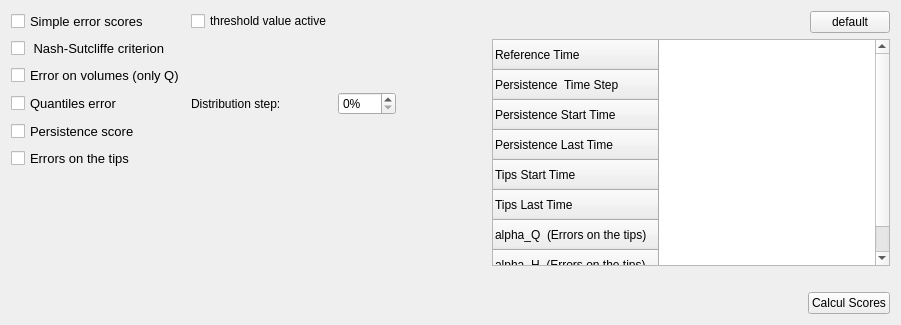
First picture: the form in ui/scores/ui_parametre.ui, repository Artelia/Mascaret, before the edit.
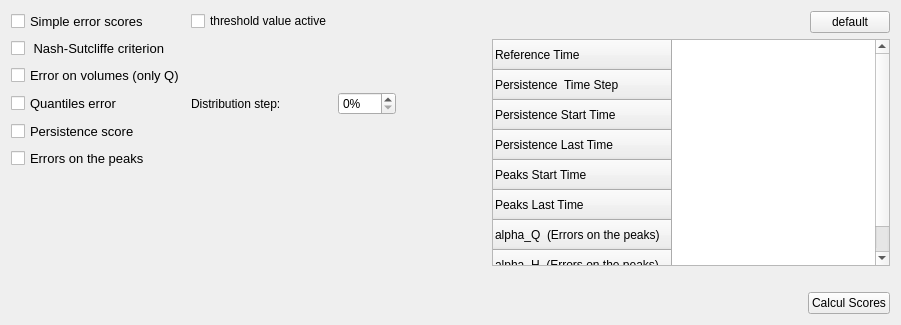
Second picture: the form after the edit.

Commit message:
adding the  Change Enable/DisEnable for persistance and peaks
change text : tips to peakes
fixed time bug in scores

```diff
--- a/ui/scores/ui_parametre.ui
+++ b/ui/scores/ui_parametre.ui
@@ -94,7 +94,7 @@
           </font>
          </property>
          <property name="text">
-          <string>Errors on the tips</string>
+          <string>Errors on the peaks</string>
          </property>
         </widget>
        </item>
@@ -223,22 +223,22 @@
          </row>
          <row>
           <property name="text">
-           <string>Tips Start Time </string>
+           <string>Peaks Start Time </string>
           </property>
          </row>
          <row>
           <property name="text">
-           <string>Tips Last Time </string>
+           <string>Peaks Last Time </string>
           </property>
          </row>
          <row>
           <property name="text">
-           <string>alpha_Q  (Errors on the tips)</string>
+           <string>alpha_Q  (Errors on the peaks)</string>
           </property>
          </row>
          <row>
           <property name="text">
-           <string>alpha_H  (Errors on the tips)</string>
+           <string>alpha_H  (Errors on the peaks)</string>
           </property>
          </row>
         </widget>
```
The commit also changes 4 other files.
